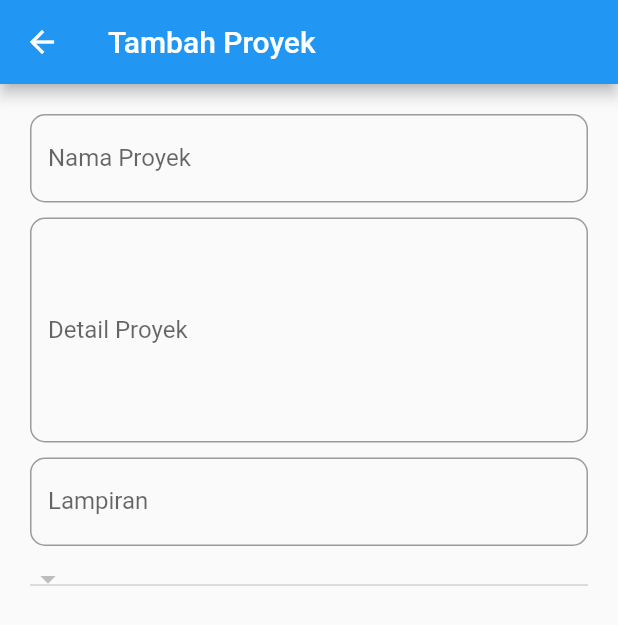
After one commit to nurindah-bp/Task_Management, a Flutter app: the ProjectListPage screen opened directly, after a tap on the "add box" icon, on a phone screen of 412 x 824 dp. The commit adds this screen. Shown: the top 625 px of the screen. Run offline on Flutter 3.47's test engine with Material 2 defaults, Android fonts, the phone set to English and light mode, and no system bars; our stand-ins replace dio, shared_preferences; accounts and stored records are empty; network calls fail.

Commit message:
update 270423

```diff
--- a/lib/model/model.dart
+++ b/lib/model/model.dart
@@ -1,9 +1,11 @@
 class Project {
+  // final int id_proyek;
   final String nama_proyek;
   final String deskripsi_proyek;
   final String nama_pegawai;
 
   const Project({
+    // required this.id_proyek,
     required this.nama_proyek,
     required this.deskripsi_proyek,
     required this.nama_pegawai,
@@ -11,6 +13,7 @@ class Project {
 
   factory Project.fromJson(Map<String, dynamic> json) {
     return Project(
+      // id_proyek: json['id_proyek'],
       nama_proyek: json['nama_proyek'],
       deskripsi_proyek: json['deskripsi_proyek'],
       nama_pegawai: json['nama_pegawai'],
@@ -37,3 +40,40 @@ class Task {
     );
   }
 }
+
+class ProjectTask {
+  final String nama_tugas;
+  final String deskripsi_tugas;
+  final String nama_pegawai;
+
+  const ProjectTask({
+    required this.nama_tugas,
+    required this.deskripsi_tugas,
+    required this.nama_pegawai,
+  });
+
+  factory ProjectTask.fromJson(Map<String, dynamic> json) {
+    return ProjectTask(
+      nama_tugas: json['nama_tugas'],
+      deskripsi_tugas: json['deskripsi_tugas'],
+      nama_pegawai: json['nama_pegawai'],
+    );
+  }
+}
+
+class TaskProgress {
+  final String progres_tugas;
+  final String tgl_progres;
+
+  const TaskProgress({
+    required this.progres_tugas,
+    required this.tgl_progres,
+  });
+
+  factory TaskProgress.fromJson(Map<String, dynamic> json) {
+    return TaskProgress(
+      progres_tugas: json['progres_tugas'],
+      tgl_progres: json['tgl_pengerjaan'],
+    );
+  }
+}
--- a/lib/model/utils.dart
+++ b/lib/model/utils.dart
@@ -2,4 +2,5 @@ import 'package:flutter/material.dart';
 
 class Utils {
   static String baseUrl = "http://10.0.2.2:3000";
+  // static String baseUrl = "http://192.168.1.9:3000";
 }
--- /dev/null
+++ b/lib/views/addproject.dart
@@ -0,0 +1,112 @@
+import 'dart:convert';
+
+import 'package:flutter/material.dart';
+import 'package:http/http.dart' as http;
+import 'package:flutter/src/widgets/framework.dart';
+import 'package:flutter/src/widgets/placeholder.dart';
+
+class AddProject extends StatefulWidget {
+  const AddProject({super.key});
+
+  @override
+  State<AddProject> createState() => _AddProjectState();
+}
+
+class _AddProjectState extends State<AddProject> {
+  List<dynamic> _data = [];
+
+  @override
+  void initState() {
+    super.initState();
+    fetchData();
+  }
+
+  Future<void> fetchData() async {
+    final response = await http.get(Uri.parse('http://10.0.2.2:3000/pegawai'));
+    if (response.statusCode == 200) {
+      setState(() {
+        _data = json.decode(response.body);
+      });
+    } else {
+      print('Request failed with status: ${response.statusCode}.');
+    }
+  }
+
+  @override
+  Widget build(BuildContext context) {
+    return Scaffold(
+      appBar: AppBar(
+        title: Text("Tambah Proyek"),
+      ),
+      body: Container(
+        padding: EdgeInsets.all(20),
+        child: ListView(
+          children: [
+            Container(
+              child: TextField(
+                decoration: InputDecoration(
+                  border: OutlineInputBorder(
+                      borderRadius: BorderRadius.all(Radius.circular(10))),
+                  labelText: 'Nama Proyek',
+                  hintText: 'Nama Proyek',
+                ),
+                autofocus: false,
+              ),
+            ),
+            SizedBox(
+              height: 10,
+            ),
+            SizedBox(
+              height: 150,
+              child: TextField(
+                maxLines: null,
+                expands: true,
+                keyboardType: TextInputType.multiline,
+                decoration: InputDecoration(
+                  border: OutlineInputBorder(
+                      borderRadius: BorderRadius.all(Radius.circular(10))),
+                  labelText: 'Detail Proyek',
+                  hintText: 'Detail Proyek',
+                ),
+                autofocus: false,
+              ),
+            ),
+            SizedBox(
+              height: 10,
+            ),
+            Container(
+              child: TextField(
+                decoration: InputDecoration(
+                  border: OutlineInputBorder(
+                      borderRadius: BorderRadius.all(Radius.circular(10))),
+                  labelText: 'Lampiran',
+                  hintText: 'Lampiran',
+                ),
+                autofocus: false,
+              ),
+            ),
+            SizedBox(
+              height: 10,
+            ),
+            Container(
+              child: new DropdownButton(
+                  items: _data.map((item) {
+                    return new DropdownMenuItem(
+                      child: new Text(item[
+                          'nama_pegawai']), //error!(type 'String' is not a subtype of type 'int' of 'index')
+                      value: item['id_pegawai'].toString(),
+                    );
+                  }).toList(),
+                  onChanged: (String? value) {
+                    // This is called when the user selects an item.
+                    setState(() {
+                      _data.first = value!;
+                    });
+                  }),
+            ),
+          ],
+        ),
+      ),
+    );
+  }
+}
--- a/lib/views/login_page.dart
+++ b/lib/views/login_page.dart
@@ -72,7 +72,7 @@ class _LoginPageState extends State<LoginPage> {
                               Material(
                                 color: Colors.white,
                                 borderRadius:
-                                    const BorderRadius.all(Radius.circular(20)),
+                                    const BorderRadius.all(Radius.circular(15)),
                                 elevation: 2,
                                 child: AspectRatio(
                                   aspectRatio: 7 / 1,
@@ -93,7 +93,7 @@ class _LoginPageState extends State<LoginPage> {
                                   child: Material(
                                       color: Colors.white,
                                       borderRadius: const BorderRadius.all(
-                                          Radius.circular(20)),
+                                          Radius.circular(15)),
                                       elevation: 2,
                                       child: Row(
                                         children: <Widget>[
--- a/lib/views/projectlistpage.dart
+++ b/lib/views/projectlistpage.dart
@@ -6,6 +6,9 @@ import 'package:flutter/src/widgets/framework.dart';
 import 'package:flutter/src/widgets/placeholder.dart';
 import 'package:task_management/model/repo.dart';
 import 'package:task_management/model/model.dart';
+import 'package:task_management/views/addproject.dart';
+import 'package:task_management/views/homepage.dart';
+import 'package:task_management/views/projecttaskpage.dart';
 
 class ProjectListPage extends StatefulWidget {
   const ProjectListPage({super.key});
@@ -43,6 +46,22 @@ class _ProjectListPageState extends State<ProjectListPage> {
       child: Scaffold(
         appBar: AppBar(
           title: const Text('Daftar Project'),
+          automaticallyImplyLeading: true,
+          actions: <Widget>[
+            IconButton(
+              icon: Icon(
+                Icons.add_box,
+                color: Colors.white,
+              ),
+              onPressed: () {
+// do something
+                Navigator.push(
+                  context,
+                  MaterialPageRoute(builder: (context) => const AddProject()),
+                );
+              },
+            )
+          ],
           bottom: const TabBar(
             tabs: <Widget>[
               Tab(
@@ -61,10 +80,10 @@ class _ProjectListPageState extends State<ProjectListPage> {
           children: <Widget>[
             ListView.separated(
               itemBuilder: (context, index) {
+                // final int params = listProject[index].id_proyek;
                 return ListTile(
                   isThreeLine: true,
-                      shape:
-                          Border(left: BorderSide(color: Colors.red, width: 5)),
+                  shape: Border(left: BorderSide(color: Colors.red, width: 5)),
                   title: Text(
                     listProject[index].nama_proyek,
                     style: TextStyle(fontWeight: FontWeight.bold),
@@ -88,12 +107,21 @@ class _ProjectListPageState extends State<ProjectListPage> {
                         ],
                       )
                     ],
-                      ));
+                  ),
+                  onTap: () {
+                    Navigator.push(
+                        context,
+                        MaterialPageRoute(
+                            builder: (context) => ProjectTaskPage(
+                                listProject[index].nama_pegawai)));
+                  },
+                );
               },
               separatorBuilder: (context, index) {
                 return Divider();
               },
-                itemCount: listProject.length),
+              itemCount: listProject.length,
+            ),
             ListView.separated(
               itemBuilder: (context, index) {
                 return ListTile(
@@ -128,13 +156,14 @@ class _ProjectListPageState extends State<ProjectListPage> {
               separatorBuilder: (context, index) {
                 return Divider();
               },
-                itemCount: listProject3.length),
+              itemCount: listProject3.length,
+            ),
             ListView.separated(
               itemBuilder: (context, index) {
                 return ListTile(
                     isThreeLine: true,
-                      shape: Border(
-                          left: BorderSide(color: Colors.green, width: 5)),
+                    shape:
+                        Border(left: BorderSide(color: Colors.green, width: 5)),
                     title: Text(
                       listProject2[index].nama_proyek,
                       style: TextStyle(fontWeight: FontWeight.bold),
@@ -163,7 +192,8 @@ class _ProjectListPageState extends State<ProjectListPage> {
               separatorBuilder: (context, index) {
                 return Divider();
               },
-                itemCount: listProject2.length),
+              itemCount: listProject2.length,
+            ),
           ],
         ),
       ),
```
Also changed, not shown: lib/model/repo.dart (+105 -37 lines), lib/views/projectdetailpage.dart (added, +90 -0 lines), lib/views/projecttaskpage.dart (added, +178 -0 lines). Lines whose indentation alone changed are shown as unchanged.
